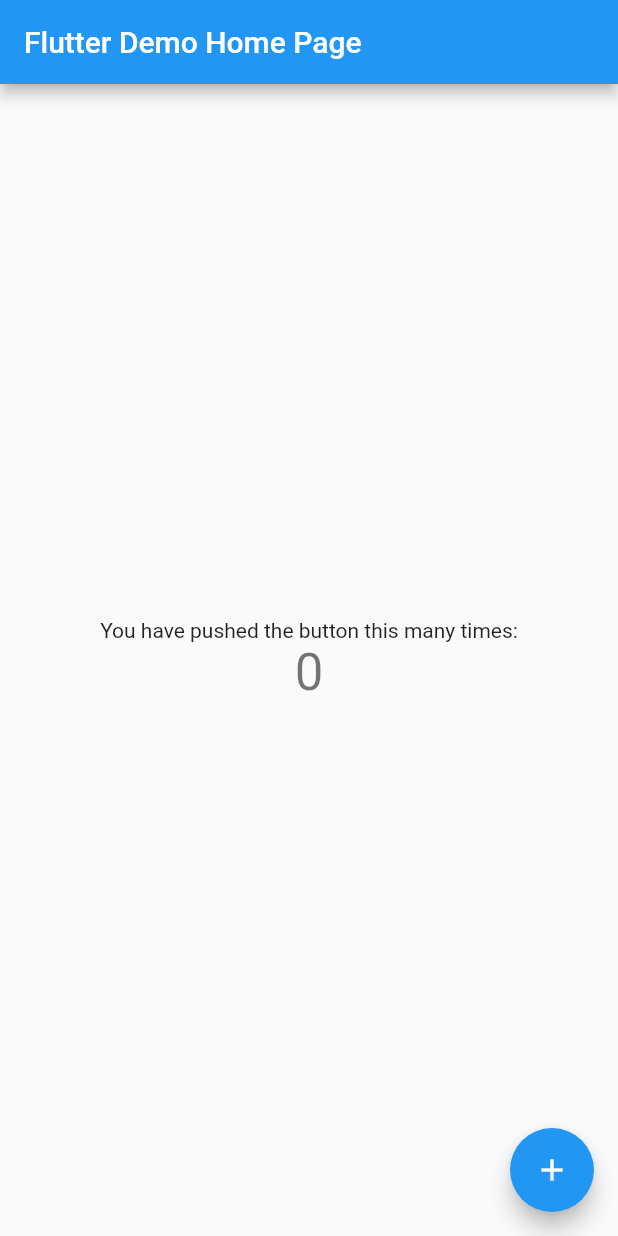
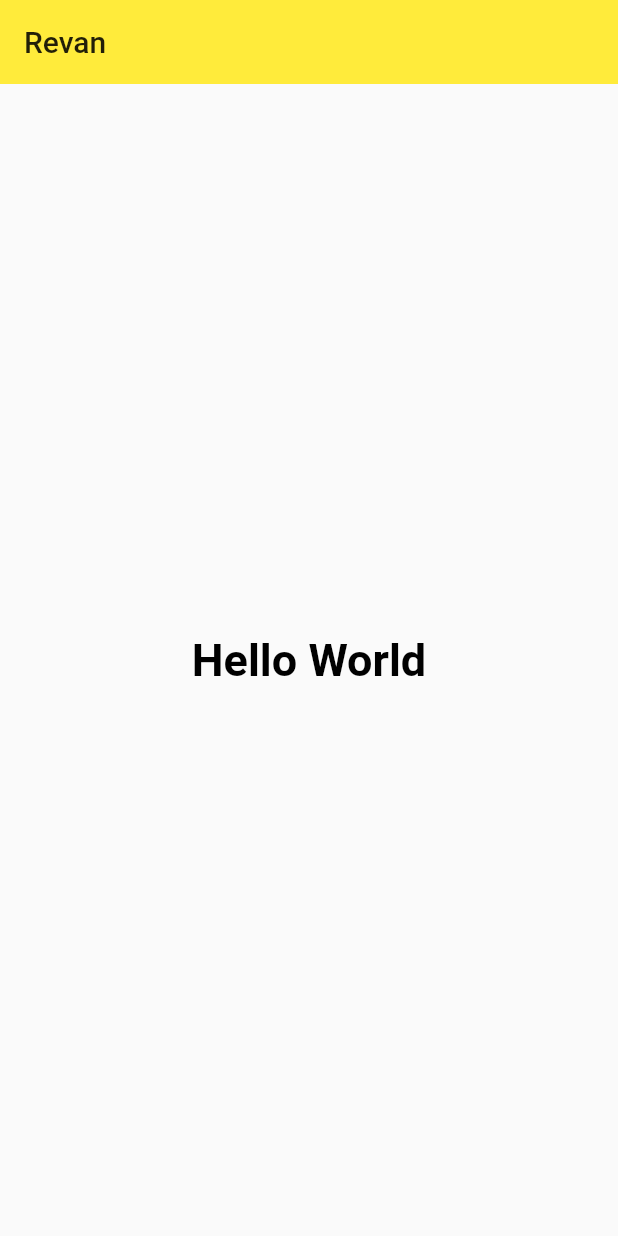
Before and after one commit to zjqx1991/Flutter, a Flutter app: the screen it shows after launch, on a phone screen of 412 x 824 dp. Run offline on Flutter 3.47's test engine with Material 2 defaults, Android fonts, the phone set to English and light mode, and no system bars.

Commit message:
Hello world

```diff
--- a/lib/main.dart
+++ b/lib/main.dart
@@ -1,111 +1,41 @@
 import 'package:flutter/material.dart';
 
-void main() => runApp(MyApp());
+void main() => runApp(RootApp());
 
-class MyApp extends StatelessWidget {
-  // This widget is the root of your application.
+
+class RootApp extends StatelessWidget {
+  @override
+  Widget build(BuildContext context) {
+    return Home();
+  }
+}
+
+class Home extends StatelessWidget {
   @override
   Widget build(BuildContext context) {
     return MaterialApp(
-      title: 'Flutter Demo',
       theme: ThemeData(
-        // This is the theme of your application.
-        //
-        // Try running your application with "flutter run". You'll see the
-        // application has a blue toolbar. Then, without quitting the app, try
-        // changing the primarySwatch below to Colors.green and then invoke
-        // "hot reload" (press "r" in the console where you ran "flutter run",
-        // or simply save your changes to "hot reload" in a Flutter IDE).
-        // Notice that the counter didn't reset back to zero; the application
-        // is not restarted.
-        primarySwatch: Colors.blue,
+        primaryColor: Colors.yellow,
       ),
-      home: MyHomePage(title: 'Flutter Demo Home Page'),
+      home: Scaffold(
+        appBar: AppBar(
+          title: Text('Revan'),
+          elevation: 0,//设置导航条的投影
+        ),
+        body: Center(
+          child: Text(
+            'Hello World',
+            textDirection: TextDirection.rtl,
+            style: TextStyle(
+              color: Colors.black,
+              fontSize: 30.0,
+              fontWeight: FontWeight.bold,
+            ),
+          ),
+        ),
+
+      ),
+
     );
   }
 }
-
-class MyHomePage extends StatefulWidget {
-  MyHomePage({Key key, this.title}) : super(key: key);
-
-  // This widget is the home page of your application. It is stateful, meaning
-  // that it has a State object (defined below) that contains fields that affect
-  // how it looks.
-
-  // This class is the configuration for the state. It holds the values (in this
-  // case the title) provided by the parent (in this case the App widget) and
-  // used by the build method of the State. Fields in a Widget subclass are
-  // always marked "final".
-
-  final String title;
-
-  @override
-  _MyHomePageState createState() => _MyHomePageState();
-}
-
-class _MyHomePageState extends State<MyHomePage> {
-  int _counter = 0;
-
-  void _incrementCounter() {
-    setState(() {
-      // This call to setState tells the Flutter framework that something has
-      // changed in this State, which causes it to rerun the build method below
-      // so that the display can reflect the updated values. If we changed
-      // _counter without calling setState(), then the build method would not be
-      // called again, and so nothing would appear to happen.
-      _counter++;
-    });
-  }
-
-  @override
-  Widget build(BuildContext context) {
-    // This method is rerun every time setState is called, for instance as done
-    // by the _incrementCounter method above.
-    //
-    // The Flutter framework has been optimized to make rerunning build methods
-    // fast, so that you can just rebuild anything that needs updating rather
-    // than having to individually change instances of widgets.
-    return Scaffold(
-      appBar: AppBar(
-        // Here we take the value from the MyHomePage object that was created by
-        // the App.build method, and use it to set our appbar title.
-        title: Text(widget.title),
-      ),
-      body: Center(
-        // Center is a layout widget. It takes a single child and positions it
-        // in the middle of the parent.
-        child: Column(
-          // Column is also layout widget. It takes a list of children and
-          // arranges them vertically. By default, it sizes itself to fit its
-          // children horizontally, and tries to be as tall as its parent.
-          //
-          // Invoke "debug painting" (press "p" in the console, choose the
-          // "Toggle Debug Paint" action from the Flutter Inspector in Android
-          // Studio, or the "Toggle Debug Paint" command in Visual Studio Code)
-          // to see the wireframe for each widget.
-          //
-          // Column has various properties to control how it sizes itself and
-          // how it positions its children. Here we use mainAxisAlignment to
-          // center the children vertically; the main axis here is the vertical
-          // axis because Columns are vertical (the cross axis would be
-          // horizontal).
-          mainAxisAlignment: MainAxisAlignment.center,
-          children: <Widget>[
-            Text(
-              'You have pushed the button this many times:',
-            ),
-            Text(
-              '$_counter',
-              style: Theme.of(context).textTheme.display1,
-            ),
-          ],
-        ),
-      ),
-      floatingActionButton: FloatingActionButton(
-        onPressed: _incrementCounter,
-        tooltip: 'Increment',
-        child: Icon(Icons.add),
-      ), // This trailing comma makes auto-formatting nicer for build methods.
-    );
-  }
-}
```
Also changed, not shown: 1 other file.
